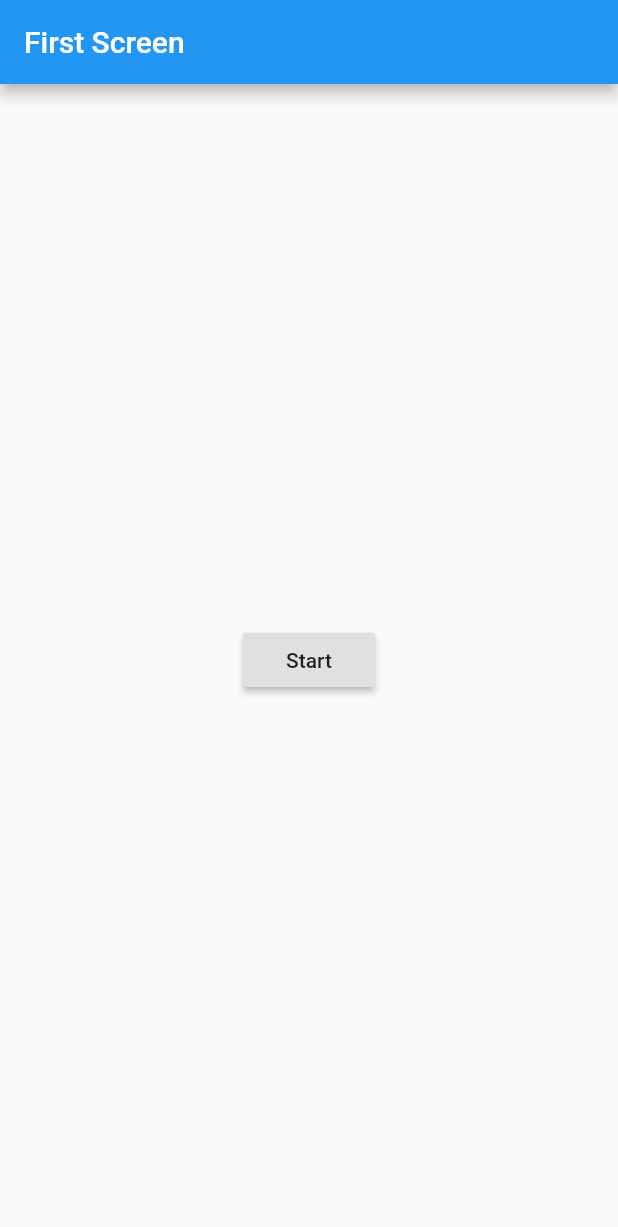
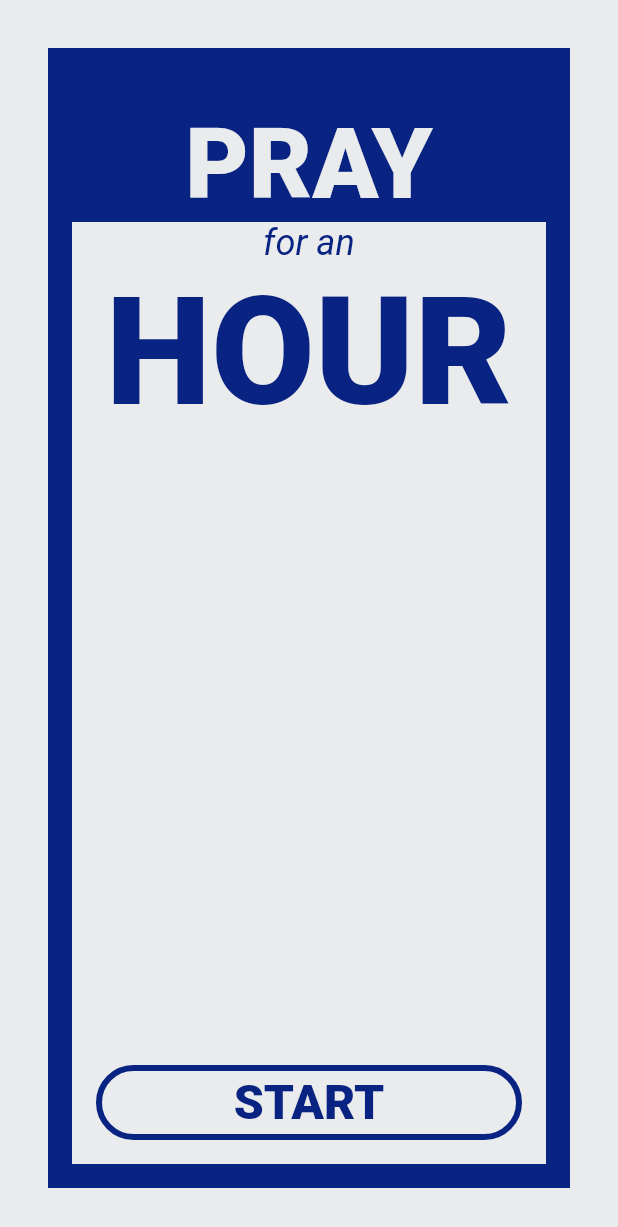
Before and after one commit to theglobechurch/pray-for-an-hour, a Flutter app: the screen it shows after launch, on a phone screen of 412 x 824 dp. Shown: the top 1227 px of the screen. Run offline on Flutter 3.47's test engine with Material 2 defaults, Android fonts, the phone set to English and light mode, and no system bars.

Commit message:
Style landing screen

```diff
--- /dev/null
+++ b/lib/colours.dart
@@ -0,0 +1,5 @@
+import 'package:flutter/material.dart';
+
+const kPrimaryBlue = const Color(0xFF082381);
+const kSecondaryBlue = const Color(0xFF2B3D7B);
+const kSurface = const Color(0xFFEAEBED);
--- a/lib/main.dart
+++ b/lib/main.dart
@@ -1,14 +1,18 @@
 import 'package:flutter/material.dart';
 import 'package:pray_for_an_hour/prayer_widget.dart';
+import 'package:pray_for_an_hour/colours.dart';
+import 'package:flutter/services.dart';
 
 void main() => runApp(MyApp());
 
 class MyApp extends StatelessWidget {
   @override
   Widget build(BuildContext context) {
+    SystemChrome.setEnabledSystemUIOverlays([]);
     return MaterialApp(
       title: 'Pray for an Hour',
       home: HomeScreen(),
+      theme: _buildLightTheme(),
     );
   }
 }
@@ -16,21 +20,132 @@ class MyApp extends StatelessWidget {
 class HomeScreen extends StatelessWidget {
   @override
   Widget build(BuildContext context) {
-    return Scaffold(
-      appBar: AppBar(
-        title: Text('First Screen'),
-      ),
-      body: Center(
-        child: RaisedButton(
-          child: Text('Start'),
-          onPressed: () {
+
+    Widget headerSection = Container(
+      child: Column(
+        children: [
+          Container(
+            child: Text(
+              'PRAY',
+              style: TextStyle(
+                fontSize: 65.0,
+                fontWeight: FontWeight.w800,
+                color: kSurface,
+              ),
+            ),
+            decoration: BoxDecoration(
+              color: kPrimaryBlue,
+            ),
+            alignment: Alignment(0.0, 1.0),
+            height: 100,
+            padding: EdgeInsets.all(0),
+          ),
+          Text(
+            'for an',
+            style: TextStyle(
+                fontSize: 24.0,
+                fontStyle: FontStyle.italic,
+                fontWeight: FontWeight.w400,
+                color: kPrimaryBlue,
+              ),
+          ),
+          Text(
+            'HOUR',
+            style: TextStyle(
+              fontSize: 100.0,
+              fontWeight: FontWeight.w800,
+              color: kPrimaryBlue,
+            ),
+          ),
+        ]
+      )
+    );
+
+    Widget startSection = Material(
+      color: kSurface,
+      child: Container(
+        child: InkWell(
+          child: Container(
+            child: Center(
+              child: Text(
+                'START',
+                style: TextStyle(
+                  fontSize: 32.0,
+                  fontWeight: FontWeight.w800,
+                  color: kPrimaryBlue,
+                ),
+              ),
+            ),
+            height: 50.0,
+            decoration: BoxDecoration(
+              border: Border.all(color: kPrimaryBlue, width: 4.0),
+              borderRadius: BorderRadius.circular(100.0),
+            ),
+          ),
+          onTap: () {
             Navigator.push(
               context,
               MaterialPageRoute(builder: (context) => PrayerScreen()),
             );
           },
         ),
+        padding: EdgeInsets.all(16.0),
+      )
+    );
+
+    return Scaffold(
+      body: Center(
+        child: Container(
+          child: Container (
+            child: Column(
+              children:[
+                headerSection,
+                startSection,
+              ],
+              mainAxisAlignment: MainAxisAlignment.spaceBetween,
+            ),
+            decoration: BoxDecoration(
+              border: Border.all(
+                color: kPrimaryBlue,
+                width: 16.0,
+              ),
+            ),
+            alignment: Alignment(0, 0),
+          ),
+          padding: EdgeInsets.all(32.0),
+          alignment: Alignment(0, 0),
+        ),
       ),
     );
   }
 }
+
+ThemeData _buildLightTheme() {
+  final ThemeData base = ThemeData.light();
+  return base.copyWith(
+    primaryColor: kPrimaryBlue,
+    primaryTextTheme: _buildTextTheme(base.primaryTextTheme, kSurface),
+    primaryIconTheme: base.iconTheme.copyWith(color: kSurface),
+    buttonColor: kPrimaryBlue,
+    accentColor: kSecondaryBlue,
+    scaffoldBackgroundColor: kSurface,
+    textTheme: _buildTextTheme(base.textTheme, kSurface)
+  );
+}
+
+TextTheme _buildTextTheme(TextTheme base, Color color) {
+  return base
+    .copyWith(
+      headline: base.headline.copyWith(
+        fontWeight: FontWeight.w500,
+      ),
+      title: base.title.copyWith(fontSize: 18.0),
+      caption: base.caption.copyWith(
+        fontWeight: FontWeight.w400,
+        fontSize: 14.0,
+      )
+      .apply(
+        color: color,
+      )
+    );
+}
```
